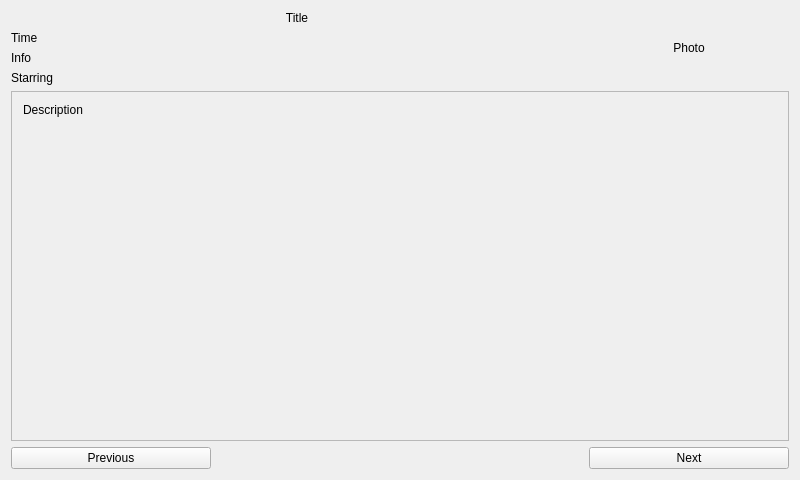
Before: the Qt Designer form src/ui/EpgShow.ui in ntadej/tano, drawn with Qt 5.
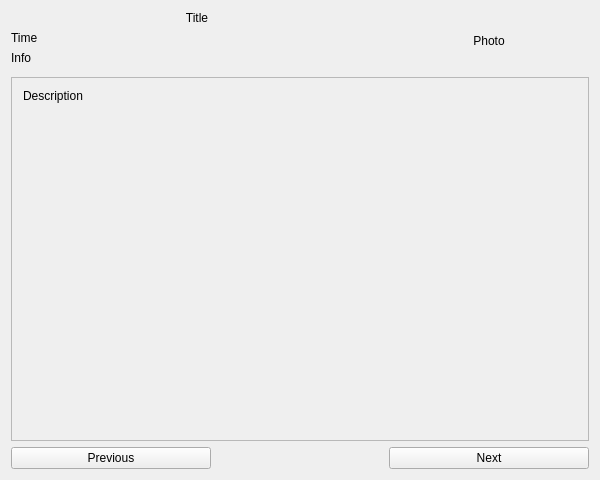
After: the same form once the commit is applied. The open tabs and pages were chosen to show the change. Icons and pictures are not drawn.

Commit message: Vlc recorder plugin, Only one instance of EpgManager, Show info fix

What changed in the file:
```diff
--- a/src/ui/EpgShow.ui
+++ b/src/ui/EpgShow.ui
@@ -6,7 +6,7 @@
    <rect>
     <x>0</x>
     <y>0</y>
-    <width>800</width>
+    <width>600</width>
     <height>480</height>
    </rect>
   </property>
@@ -92,17 +92,13 @@
       </property>
      </widget>
     </item>
-    <item row="2" column="0">
+    <item row="2" column="0" colspan="2">
      <widget class="QLabel" name="labelInfo">
       <property name="text">
        <string notr="true">Info</string>
       </property>
-     </widget>
-    </item>
-    <item row="3" column="0">
-     <widget class="QLabel" name="labelStarring">
-      <property name="text">
-       <string notr="true">Starring</string>
+      <property name="wordWrap">
+       <bool>true</bool>
       </property>
      </widget>
     </item>
@@ -145,8 +141,8 @@
         <rect>
          <x>0</x>
          <y>0</y>
-         <width>786</width>
-         <height>339</height>
+         <width>586</width>
+         <height>359</height>
         </rect>
        </property>
        <layout class="QVBoxLayout" name="verticalLayout_2">
```
Left out of the diff: 7 changed lines with no effect on the pictures. The commit also changes 10 other files.
